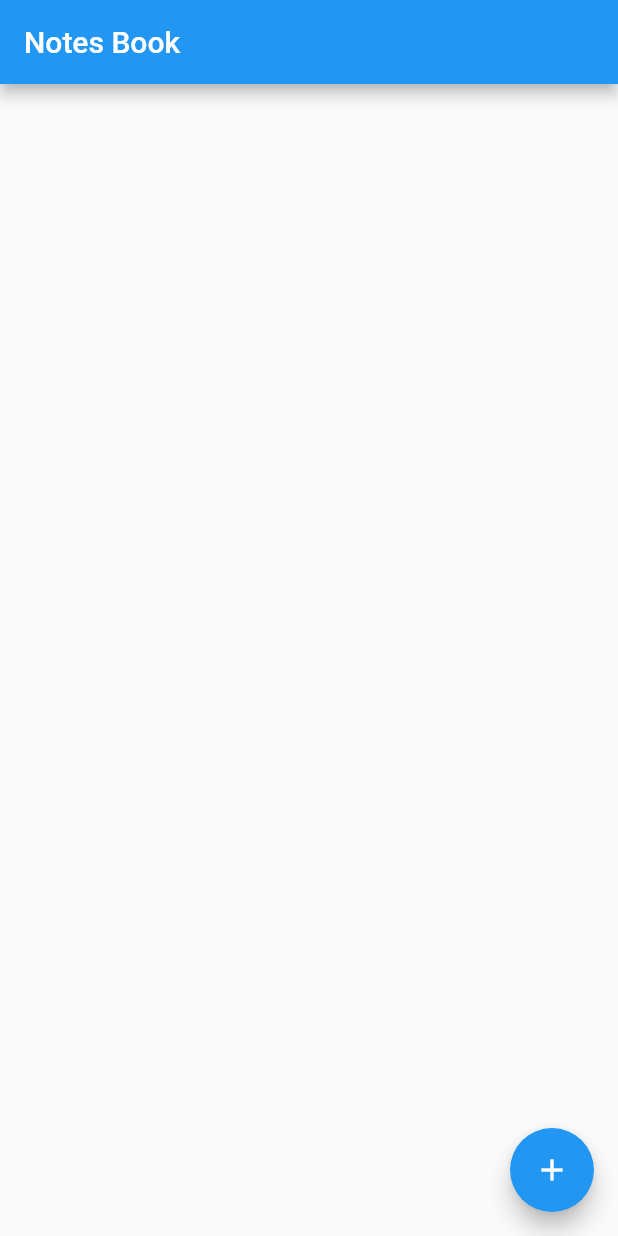
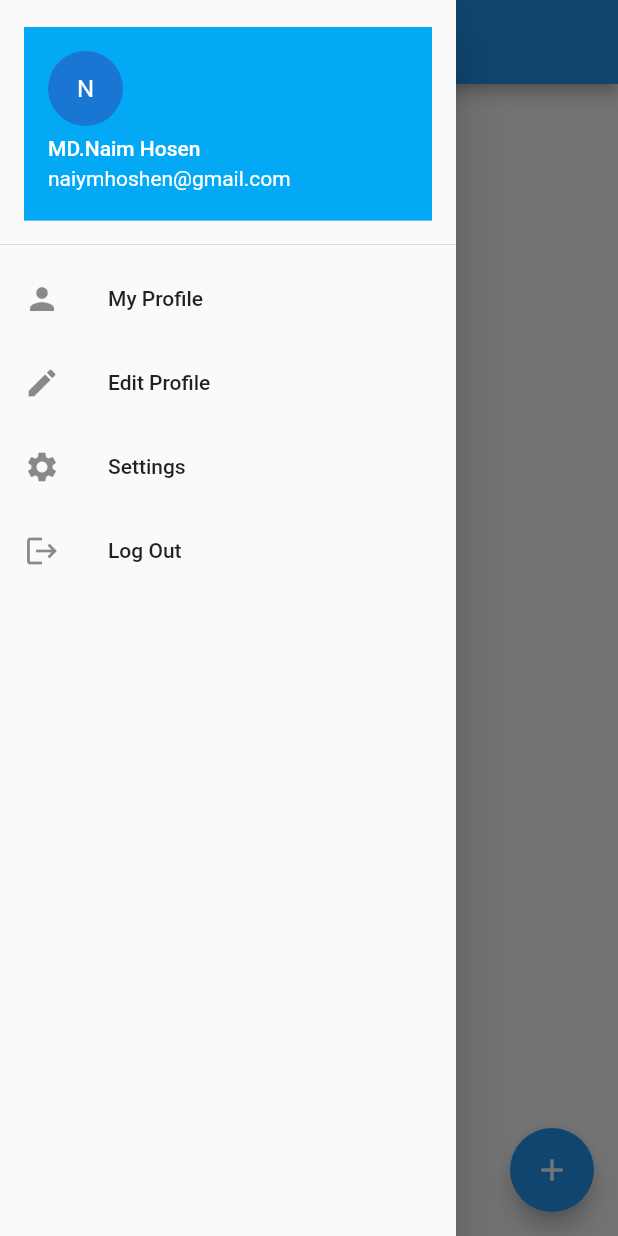
Before and after one commit to NaimHosen2/Notes-in-Hive, a Flutter app: the screen it shows after launch, with the side drawer open (before the commit the screen has no drawer), on a phone screen of 412 x 824 dp. Run offline on Flutter 3.47's test engine with Material 2 defaults, Android fonts, the phone set to English and light mode, and no system bars; our stand-ins replace hive, hive_flutter; accounts and stored records are empty.

Commit message:
Drawer Pages

```diff
--- /dev/null
+++ b/lib/drawer_pages.dart
@@ -0,0 +1,56 @@
+import 'package:flutter/material.dart';
+class DrawerPages extends StatefulWidget {
+  const DrawerPages({super.key});
+
+  @override
+  State<DrawerPages> createState() => _DrawerPagesState();
+}
+
+class _DrawerPagesState extends State<DrawerPages> {
+  @override
+  Widget build(BuildContext context) {
+    return Drawer(
+      child:ListView(
+        children: [
+          Padding(padding: EdgeInsets.all(1)),
+          DrawerHeader(
+              child: UserAccountsDrawerHeader(
+            decoration: BoxDecoration(
+              color: Colors.lightBlue
+            ),
+            accountName: Text('MD.Naim Hosen'),
+            accountEmail: Text("naiymhoshen@gmail.com"),
+                currentAccountPictureSize: Size.square(50),
+                currentAccountPicture: CircleAvatar(
+                  child: Text('N')
+                ),
+          )),
+          ListTile(
+            leading: Icon(Icons.person),
+            title: Text("My Profile"),
+            onTap: (){Navigator.pop(context);}
+            ,
+          ),
+          ListTile(
+            leading: Icon(Icons.edit),
+            title: Text("Edit Profile"),
+            onTap: (){Navigator.pop(context);}
+            ,
+          ),
+          ListTile(
+            leading: Icon(Icons.settings),
+            title: Text("Settings"),
+            onTap: (){Navigator.pop(context);}
+            ,
+          ),
+          ListTile(
+            leading: Icon(Icons.logout),
+            title: Text("Log Out"),
+            onTap: (){Navigator.pop(context);}
+            ,
+          ),
+        ],
+      ),
+    );
+  }
+}
--- a/lib/home_page.dart
+++ b/lib/home_page.dart
@@ -1,5 +1,6 @@
 import 'package:flutter/material.dart';
 import 'package:hive/hive.dart';
+import 'package:notes/drawer_pages.dart';
 
 class HomePage extends StatefulWidget {
   const HomePage({super.key});
@@ -22,6 +23,41 @@ class _HomePageState extends State<HomePage> {
     _refreshItems();
   }
 
+
+  @override
+  Widget build(BuildContext context) {
+    return Scaffold(
+      appBar: AppBar(title: Text("Notes Book")),
+      drawer: DrawerPages(),
+      body: ListView.builder(
+          itemCount: _items.length,
+          itemBuilder: (_, index) {
+            final currentItem = _items[index];
+            return Card(
+              color: Colors.blue,
+              margin: EdgeInsets.all(10),
+              elevation: 3,
+              child: ListTile(
+                title: Text(currentItem["name"]),
+                subtitle: Text(currentItem["quantity"].toString()),
+                trailing: Row(
+                  mainAxisSize: MainAxisSize.min,
+                  children: [
+                    IconButton(
+                        onPressed: () => _showForm(context, currentItem['key']),
+                        icon: Icon(Icons.edit)),
+                    IconButton(onPressed: () => _deleteItem(currentItem['key']), icon: Icon(Icons.delete))
+                  ],
+                ),
+              ),
+            );
+          }),
+      floatingActionButton: FloatingActionButton(
+        onPressed: () => _showForm(context, null),
+        child: Icon(Icons.add),
+      ),
+    );
+  }
   void _refreshItems() {
     final data = _shoppingBox.keys.map((key) {
       final item = _shoppingBox.get(key);
@@ -31,7 +67,6 @@ class _HomePageState extends State<HomePage> {
       _items = data.reversed.toList();
     });
   }
-
   Future<void> _createItem(Map<String, dynamic> newItem) async {
     await _shoppingBox.add(newItem);
     _refreshItems();
@@ -62,16 +97,16 @@ class _HomePageState extends State<HomePage> {
         builder: (_) => Container(
           padding: EdgeInsets.only(
               bottom: MediaQuery.of(context).viewInsets.bottom,
-                  top: 15,
-                  left: 15,
-                  right: 15),
+              top:10,
+              left: 10,
+              right: 10),
           child: Column(
             mainAxisSize: MainAxisSize.min,
             crossAxisAlignment: CrossAxisAlignment.end,
             children: [
               TextField(
                 controller: _nameController,
-                    decoration: InputDecoration(hintText: 'Name'),
+                decoration: InputDecoration(hintText: 'Name',),
               ),
               SizedBox(
                 height: 10,
@@ -110,38 +145,4 @@ class _HomePageState extends State<HomePage> {
           ),
         ));
   }
-
-  @override
-  Widget build(BuildContext context) {
-    return Scaffold(
-      appBar: AppBar(title: Text("Notes Book")),
-      body: ListView.builder(
-          itemCount: _items.length,
-          itemBuilder: (_, index) {
-            final currentItem = _items[index];
-            return Card(
-              color: Colors.blue,
-              margin: EdgeInsets.all(10),
-              elevation: 3,
-              child: ListTile(
-                title: Text(currentItem["name"]),
-                subtitle: Text(currentItem["quantity"].toString()),
-                trailing: Row(
-                  mainAxisSize: MainAxisSize.min,
-                  children: [
-                    IconButton(
-                        onPressed: () => _showForm(context, currentItem['key']),
-                        icon: Icon(Icons.edit)),
-                    IconButton(onPressed: () => _deleteItem(currentItem['key']), icon: Icon(Icons.delete))
-                  ],
-                ),
-              ),
-            );
-          }),
-      floatingActionButton: FloatingActionButton(
-        onPressed: () => _showForm(context, null),
-        child: Icon(Icons.add),
-      ),
-    );
 }
-}
```
Lines whose indentation alone changed are shown as unchanged.
